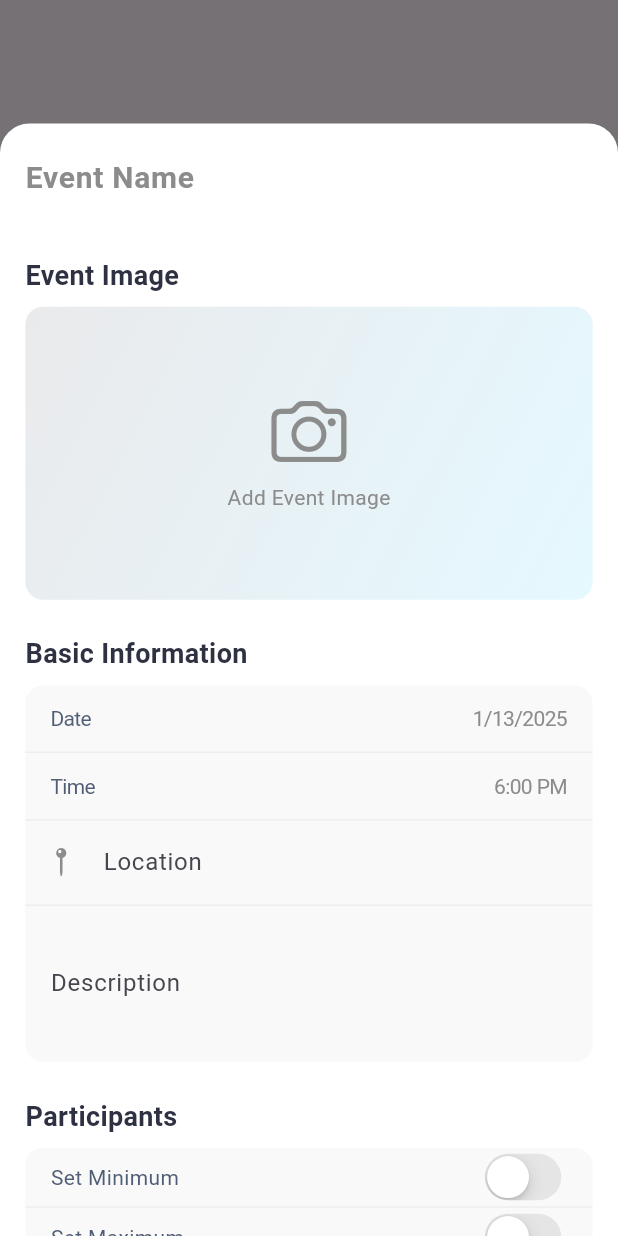
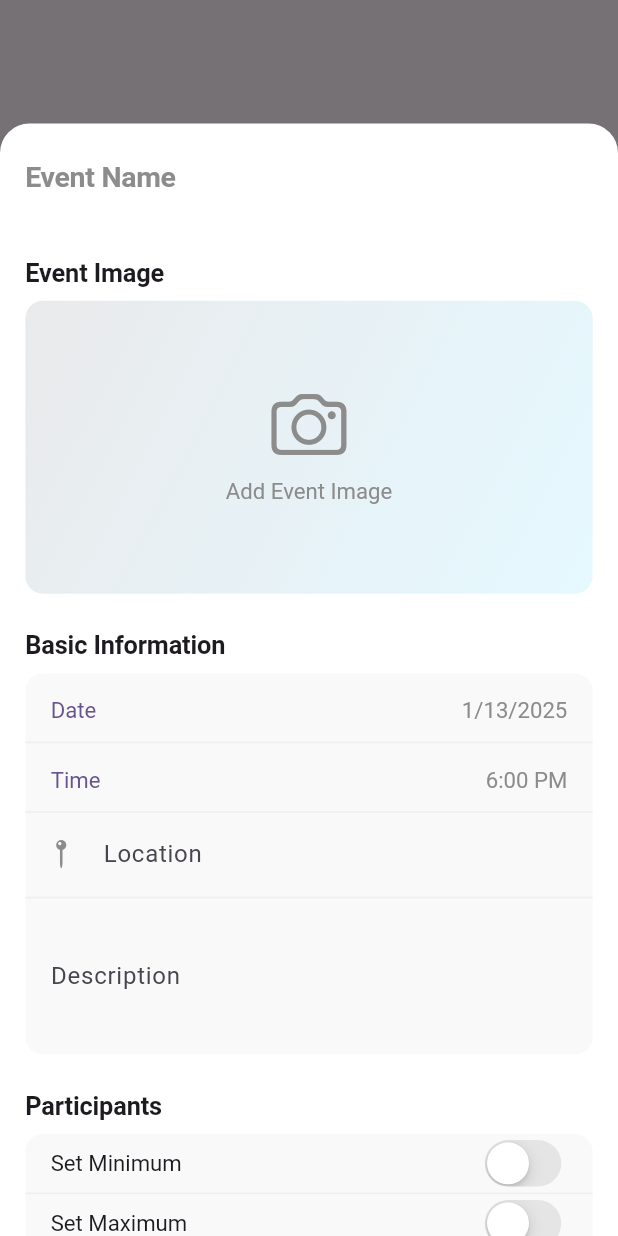
Before and after one commit to ari-naar/events-app, a Flutter app: the screen it shows after launch, item 3 of the bottom bar chosen, on a phone screen of 412 x 824 dp. Run offline on Flutter 3.47's test engine with Material 3 defaults, Android fonts, the phone set to English and light mode, and no system bars; our stand-ins replace flutter_screenutil, hugeicons, share_plus.

Commit message:
Refactor app theme and typography for improved UI consistency. Updated AppTheme to utilize ScreenUtil for responsive design, added new text styles in AppTypography, and enhanced button and input field styling. Adjusted CreateEventBottomSheet layout with updated padding, icon sizes, and text styles for a more modern look. Improved user experience with consistent font usage and refined visual elements.

```diff
--- a/lib/config/theme/app_typography.dart
+++ b/lib/config/theme/app_typography.dart
@@ -1,68 +1,88 @@
 import 'package:flutter/material.dart';
-import 'app_colors.dart';
+import 'package:flutter_screenutil/flutter_screenutil.dart';
 
 class AppTypography {
-  static const String fontFamily = 'Inter';
-
-  static const TextStyle displayLarge = TextStyle(
-    fontSize: 32,
-    fontWeight: FontWeight.bold,
-    color: AppColors.textPrimary,
-    letterSpacing: -0.5,
+  static TextStyle get displayLarge => TextStyle(
+        fontSize: 32.sp,
+        fontWeight: FontWeight.w700,
+        height: 1.2,
+        letterSpacing: -0.2,
       );
 
-  static const TextStyle displayMedium = TextStyle(
-    fontSize: 28,
-    fontWeight: FontWeight.bold,
-    color: AppColors.textPrimary,
-    letterSpacing: -0.5,
+  static TextStyle get displayMedium => TextStyle(
+        fontSize: 28.sp,
+        fontWeight: FontWeight.w700,
+        height: 1.2,
+        letterSpacing: -0.2,
       );
 
-  static const TextStyle titleLarge = TextStyle(
-    fontSize: 24,
-    fontWeight: FontWeight.w600,
-    color: AppColors.textPrimary,
+  static TextStyle get displaySmall => TextStyle(
+        fontSize: 24.sp,
+        fontWeight: FontWeight.w700,
+        height: 1.2,
+        letterSpacing: -0.2,
       );
 
-  static const TextStyle titleMedium = TextStyle(
-    fontSize: 20,
+  static TextStyle get titleLarge => TextStyle(
+        fontSize: 22.sp,
         fontWeight: FontWeight.w600,
-    color: AppColors.textPrimary,
+        height: 1.3,
+        letterSpacing: -0.2,
       );
 
-  static const TextStyle titleSmall = TextStyle(
-    fontSize: 18,
+  static TextStyle get titleMedium => TextStyle(
+        fontSize: 18.sp,
         fontWeight: FontWeight.w600,
-    color: AppColors.textPrimary,
+        height: 1.3,
+        letterSpacing: -0.2,
       );
 
-  static const TextStyle bodyLarge = TextStyle(
-    fontSize: 16,
-    fontWeight: FontWeight.normal,
-    color: AppColors.textPrimary,
+  static TextStyle get titleSmall => TextStyle(
+        fontSize: 16.sp,
+        fontWeight: FontWeight.w600,
+        height: 1.3,
+        letterSpacing: -0.1,
       );
 
-  static const TextStyle bodyMedium = TextStyle(
-    fontSize: 14,
-    fontWeight: FontWeight.normal,
-    color: AppColors.textSecondary,
+  static TextStyle get bodyLarge => TextStyle(
+        fontSize: 16.sp,
+        fontWeight: FontWeight.w400,
+        height: 1.5,
+        letterSpacing: 0,
       );
 
-  static const TextStyle bodySmall = TextStyle(
-    fontSize: 12,
-    fontWeight: FontWeight.normal,
-    color: AppColors.textLight,
+  static TextStyle get bodyMedium => TextStyle(
+        fontSize: 14.sp,
+        fontWeight: FontWeight.w400,
+        height: 1.5,
+        letterSpacing: 0,
       );
 
-  static const TextStyle labelLarge = TextStyle(
-    fontSize: 14,
-    fontWeight: FontWeight.w500,
-    color: AppColors.textPrimary,
+  static TextStyle get bodySmall => TextStyle(
+        fontSize: 12.sp,
+        fontWeight: FontWeight.w400,
+        height: 1.5,
+        letterSpacing: 0,
       );
 
-  static const TextStyle labelMedium = TextStyle(
-    fontSize: 12,
+  static TextStyle get labelLarge => TextStyle(
+        fontSize: 14.sp,
         fontWeight: FontWeight.w500,
-    color: AppColors.textSecondary,
+        height: 1.4,
+        letterSpacing: 0,
+      );
+
+  static TextStyle get labelMedium => TextStyle(
+        fontSize: 12.sp,
+        fontWeight: FontWeight.w500,
+        height: 1.4,
+        letterSpacing: 0,
+      );
+
+  static TextStyle get labelSmall => TextStyle(
+        fontSize: 10.sp,
+        fontWeight: FontWeight.w500,
+        height: 1.4,
+        letterSpacing: 0,
       );
 }
```
Also changed, not shown: lib/config/theme/app_theme.dart (+35 -7 lines), lib/features/events/screens/create_event_screen.dart (+73 -46 lines). Lines whose indentation alone changed are shown as unchanged.
